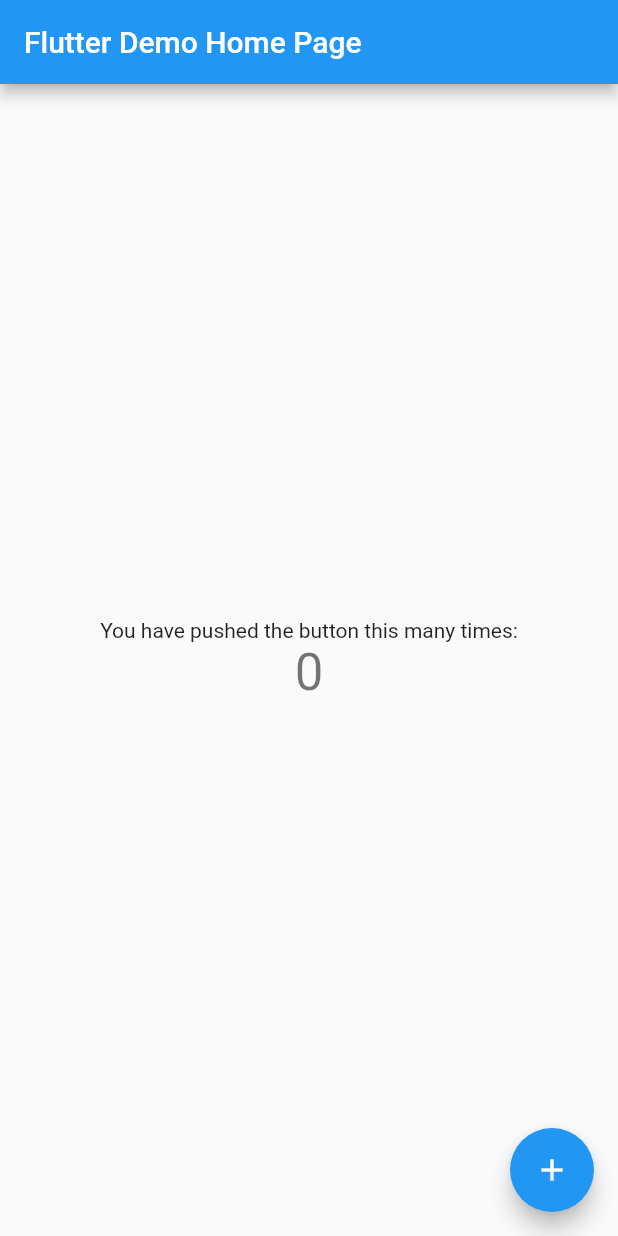
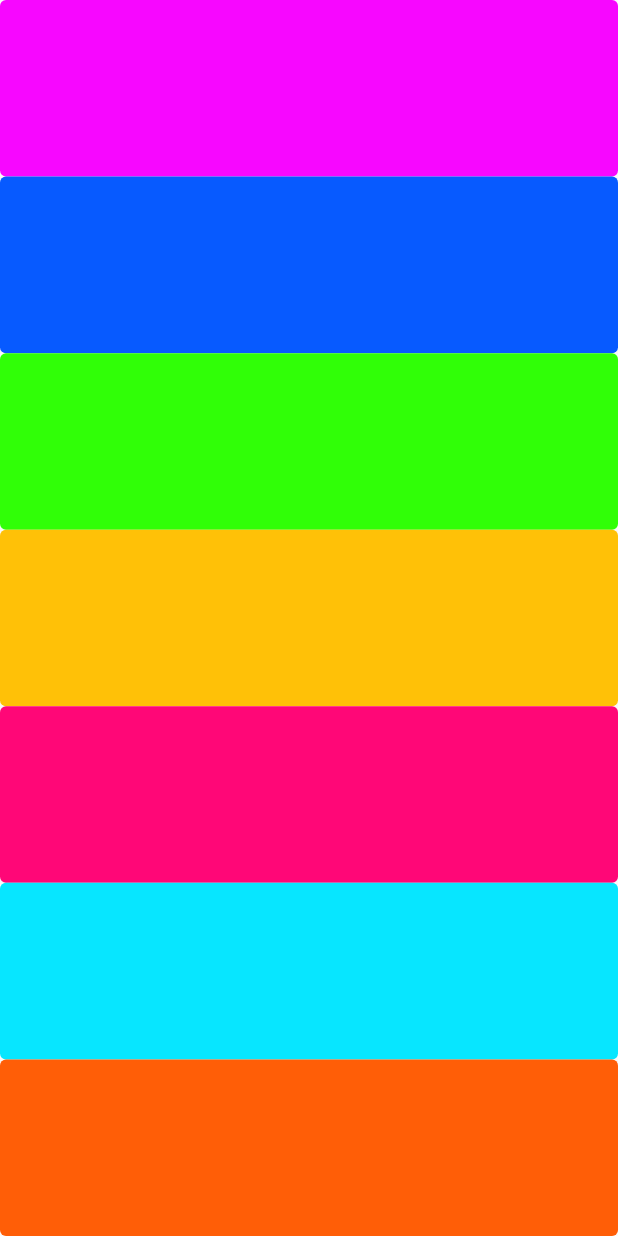
Before and after one commit to rimjhimsharma983/pianoapp, a Flutter app: the screen it shows after launch, on a phone screen of 412 x 824 dp. Run offline on Flutter 3.47's test engine with Material 2 defaults, Android fonts, the light colour scheme and no system bars; our stand-ins replace audioplayers.

Commit message:
first commit

```diff
--- a/pianoapp/lib/main.dart
+++ b/pianoapp/lib/main.dart
@@ -1,115 +1,49 @@
 import 'package:flutter/material.dart';
+import 'package:audioplayers/audioplayers.dart';
 
 void main() {
-  runApp(const MyApp());
+  runApp(const mywidget());
 }
 
-class MyApp extends StatelessWidget {
-  const MyApp({Key? key}) : super(key: key);
+class mywidget extends StatelessWidget {
+  const mywidget({Key? key}) : super(key: key);
 
-  // This widget is the root of your application.
-  @override
-  Widget build(BuildContext context) {
-    return MaterialApp(
-      title: 'Flutter Demo',
-      theme: ThemeData(
-        // This is the theme of your application.
-        //
-        // Try running your application with "flutter run". You'll see the
-        // application has a blue toolbar. Then, without quitting the app, try
-        // changing the primarySwatch below to Colors.green and then invoke
-        // "hot reload" (press "r" in the console where you ran "flutter run",
-        // or simply save your changes to "hot reload" in a Flutter IDE).
-        // Notice that the counter didn't reset back to zero; the application
-        // is not restarted.
-        primarySwatch: Colors.blue,
+  void playsound(int num) {
+    final player = AudioCache();
+    player.play("note$num.wav");
+  }
+
+  Expanded myButton({required Color color, required int action}) {
+    return Expanded(
+      child: TextButton(
+        onPressed: () {
+          playsound(action);
+        },
+        child: Text(""),
+        style: TextButton.styleFrom(
+          backgroundColor: color,
+        ),
       ),
-      home: const MyHomePage(title: 'Flutter Demo Home Page'),
     );
-  }
-}
-
-class MyHomePage extends StatefulWidget {
-  const MyHomePage({Key? key, required this.title}) : super(key: key);
-
-  // This widget is the home page of your application. It is stateful, meaning
-  // that it has a State object (defined below) that contains fields that affect
-  // how it looks.
-
-  // This class is the configuration for the state. It holds the values (in this
-  // case the title) provided by the parent (in this case the App widget) and
-  // used by the build method of the State. Fields in a Widget subclass are
-  // always marked "final".
-
-  final String title;
-
-  @override
-  State<MyHomePage> createState() => _MyHomePageState();
-}
-
-class _MyHomePageState extends State<MyHomePage> {
-  int _counter = 0;
-
-  void _incrementCounter() {
-    setState(() {
-      // This call to setState tells the Flutter framework that something has
-      // changed in this State, which causes it to rerun the build method below
-      // so that the display can reflect the updated values. If we changed
-      // _counter without calling setState(), then the build method would not be
-      // called again, and so nothing would appear to happen.
-      _counter++;
-    });
   }
 
   @override
   Widget build(BuildContext context) {
-    // This method is rerun every time setState is called, for instance as done
-    // by the _incrementCounter method above.
-    //
-    // The Flutter framework has been optimized to make rerunning build methods
-    // fast, so that you can just rebuild anything that needs updating rather
-    // than having to individually change instances of widgets.
-    return Scaffold(
-      appBar: AppBar(
-        // Here we take the value from the MyHomePage object that was created by
-        // the App.build method, and use it to set our appbar title.
-        title: Text(widget.title),
-      ),
-      body: Center(
-        // Center is a layout widget. It takes a single child and positions it
-        // in the middle of the parent.
-        child: Column(
-          // Column is also a layout widget. It takes a list of children and
-          // arranges them vertically. By default, it sizes itself to fit its
-          // children horizontally, and tries to be as tall as its parent.
-          //
-          // Invoke "debug painting" (press "p" in the console, choose the
-          // "Toggle Debug Paint" action from the Flutter Inspector in Android
-          // Studio, or the "Toggle Debug Paint" command in Visual Studio Code)
-          // to see the wireframe for each widget.
-          //
-          // Column has various properties to control how it sizes itself and
-          // how it positions its children. Here we use mainAxisAlignment to
-          // center the children vertically; the main axis here is the vertical
-          // axis because Columns are vertical (the cross axis would be
-          // horizontal).
-          mainAxisAlignment: MainAxisAlignment.center,
-          children: <Widget>[
-            const Text(
-              'You have pushed the button this many times:',
-            ),
-            Text(
-              '$_counter',
-              style: Theme.of(context).textTheme.headline4,
-            ),
+    return MaterialApp(
+      home: Scaffold(
+        body: Column(
+          crossAxisAlignment: CrossAxisAlignment.stretch,
+          children: [
+            myButton(color: Color.fromARGB(255, 247, 7, 255), action: 1),
+            myButton(color: Color.fromARGB(255, 7, 90, 255), action: 2),
+            myButton(color: Color.fromARGB(255, 48, 255, 7), action: 3),
+            myButton(color: Colors.amber, action: 4),
+            myButton(color: Color.fromARGB(255, 255, 7, 119), action: 5),
+            myButton(color: Color.fromARGB(255, 7, 230, 255), action: 6),
+            myButton(color: Color.fromARGB(255, 255, 94, 7), action: 7),
           ],
         ),
       ),
-      floatingActionButton: FloatingActionButton(
-        onPressed: _incrementCounter,
-        tooltip: 'Increment',
-        child: const Icon(Icons.add),
-      ), // This trailing comma makes auto-formatting nicer for build methods.
     );
   }
 }
```
Also changed, not shown: pianoapp/pubspec.yaml (+10 -1 lines), pianoapp/pubspec.lock, 9 other files.
